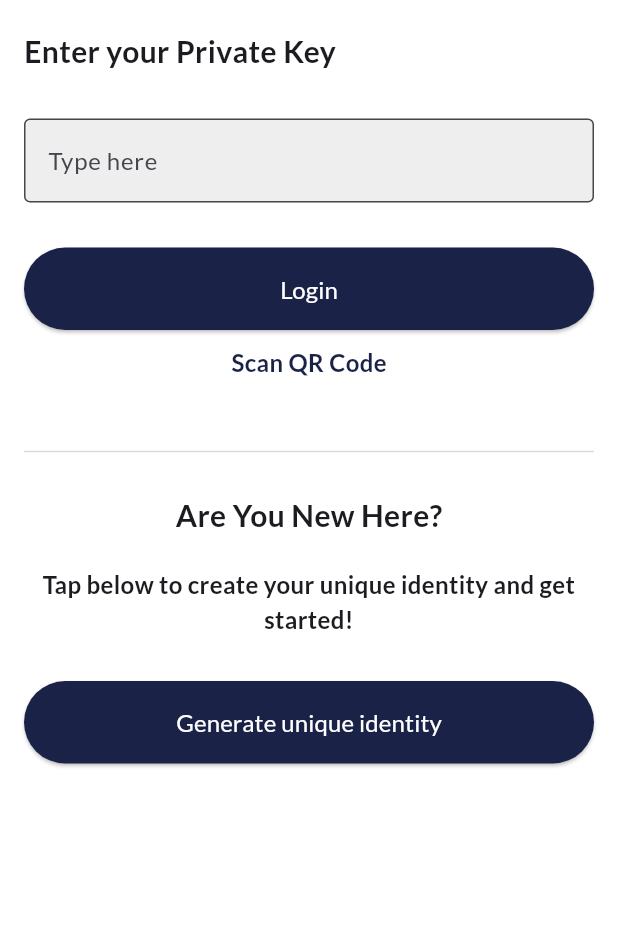
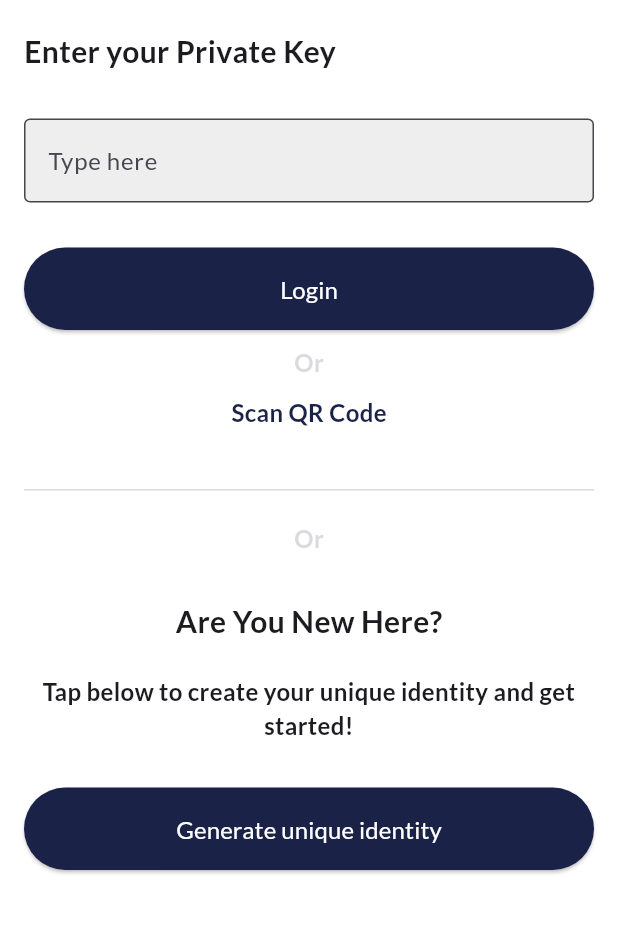
Before and after one commit to Dehati-1-0/P2PChatApp-Frontend, a Flutter app: the screen it shows after launch, after a tap on an icon or button, on a phone screen of 412 x 824 dp, the part 249-1183 px from its top. Run offline on Flutter 3.47's test engine with Material 3 defaults, Android fonts, the phone set to English and light mode, and no system bars; our stand-ins replace image_gallery_saver, qr_flutter, screenshot, shared_preferences; missing offline and left inert: qr_code_scanner.

Commit message:
overlaping screen fixers

```diff
--- a/lib/Screens/login.dart
+++ b/lib/Screens/login.dart
@@ -94,6 +94,21 @@ class _LoginPageState extends State<LoginPage> {
               ),
             ),
             SizedBox(height: 10),
+
+            Center(
+              child: Text(
+                "Or",
+                style: TextStyle(
+                  fontSize: 16,
+                  fontWeight: FontWeight.w600,
+                  color: Color.fromARGB(61, 135, 136, 144).withOpacity(0.3)
+                ),
+              )
+            ),
+            SizedBox(
+              height: 10,
+            ),
+
             Center(
               child: InkWell(
                 onTap: () {
@@ -108,9 +123,27 @@ class _LoginPageState extends State<LoginPage> {
                 ),
               ),
             ),
+
             SizedBox(height: 40),
-            Divider(color: Color.fromARGB(61, 135, 136, 144).withOpacity(0.3)),
-            SizedBox(height: 20),
+            Container(
+              height: 1,
+              width: 500,
+              color: Color.fromARGB(61, 135, 136, 144).withOpacity(0.3),
+            ),
+            SizedBox(
+              height: 20,
+            ),
+            Center(
+                child: Text(
+                  "Or",
+                  style: TextStyle(
+                      fontSize: 16,
+                      fontWeight: FontWeight.w600,
+                      color: Color.fromARGB(61, 135, 136, 144).withOpacity(0.3)),
+                )),
+
+           // Divider(color: Color.fromARGB(61, 135, 136, 144).withOpacity(0.3)),
+            SizedBox(height: 30),
             Center(
               child: Text(
                 "Are You New Here?",
```
Also changed, not shown: lib/Screens/existing_user_page.dart (+83 -57 lines), lib/Screens/generated_id_page.dart (+6 -3 lines), lib/Screens/qrcode_generate_page.dart (+6 -1 lines), lib/Screens/settings.dart (+9 -1 lines).
